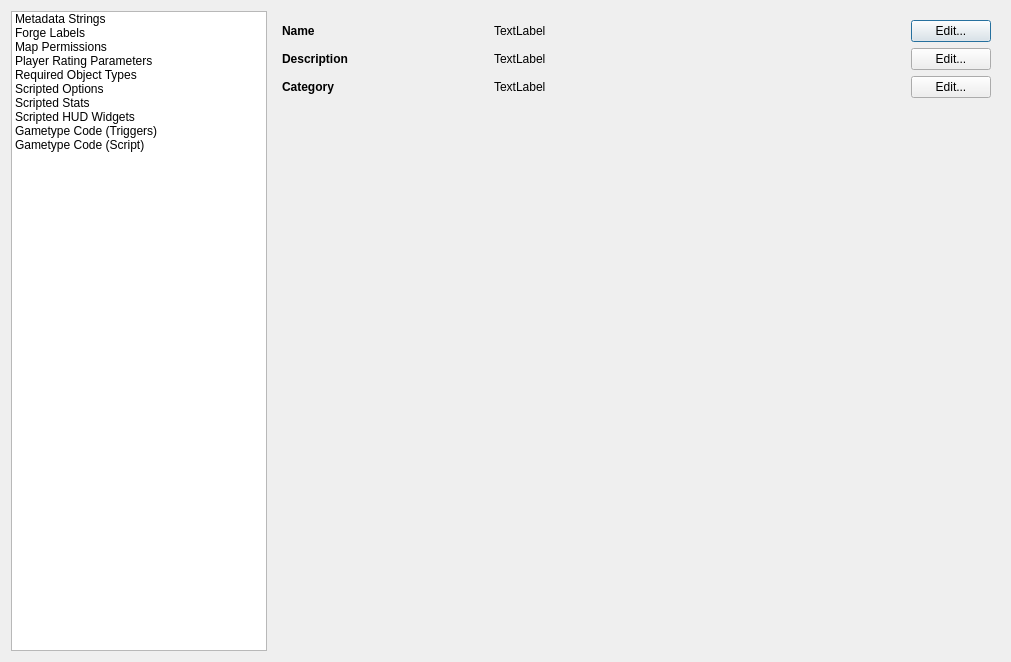
Before: the Qt Designer form native/src/ReachVariantTool/ui/script_editor.ui in DavidJCobb/ReachVariantEditor, drawn with Qt 5.
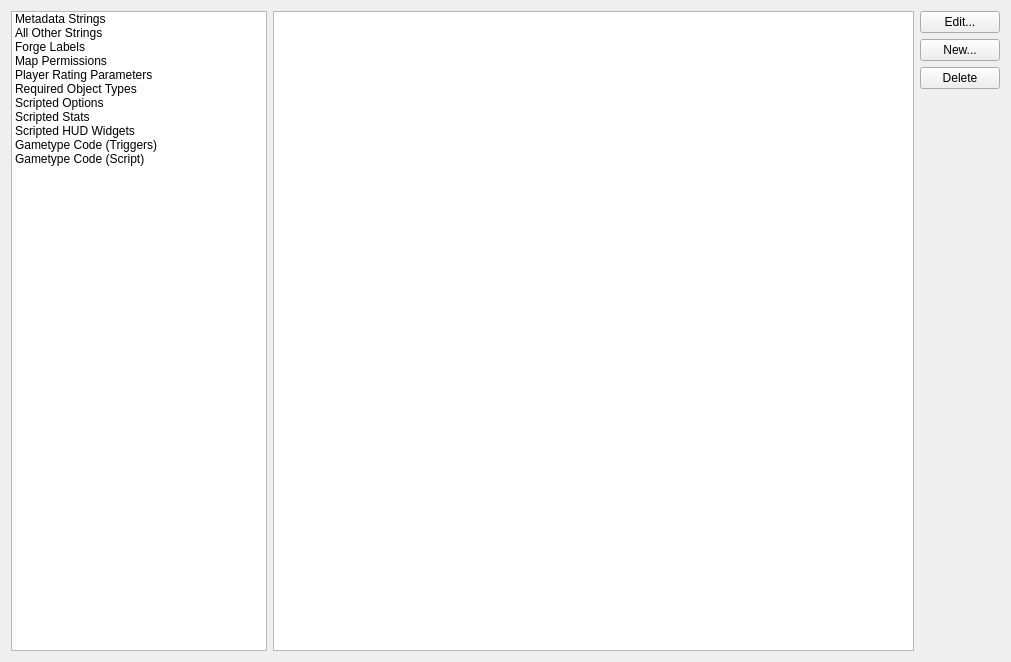
After: the same form once the commit is applied. The open tabs and pages were chosen to show the change. Custom widgets are drawn as their Qt base class.

Diff of the .ui file:
```diff
--- a/native/src/ReachVariantTool/ui/script_editor.ui
+++ b/native/src/ReachVariantTool/ui/script_editor.ui
@@ -24,6 +24,11 @@
        <set>ItemIsSelectable|ItemIsEnabled</set>
       </property>
      </item>
+     <item>
+      <property name="text">
+       <string>All Other Strings</string>
+      </property>
+     </item>
      <item>
       <property name="text">
        <string>Forge Labels</string>
@@ -255,6 +260,63 @@
        </item>
       </layout>
      </widget>
+     <widget class="QWidget" name="pageStringTable">
+      <layout class="QHBoxLayout" name="horizontalLayout_2">
+       <property name="leftMargin">
+        <number>0</number>
+       </property>
+       <property name="topMargin">
+        <number>0</number>
+       </property>
+       <property name="rightMargin">
+        <number>0</number>
+       </property>
+       <property name="bottomMargin">
+        <number>0</number>
+       </property>
+       <item>
+        <widget class="QListWidget" name="stringTableList"/>
+       </item>
+       <item>
+        <layout class="QVBoxLayout" name="verticalLayout">
+         <item>
+          <widget class="QPushButton" name="stringTableButtonEdit">
+           <property name="text">
+            <string>Edit...</string>
+           </property>
+          </widget>
+         </item>
+         <item>
+          <widget class="QPushButton" name="stringTableButtonNew">
+           <property name="text">
+            <string>New...</string>
+           </property>
+          </widget>
+         </item>
+         <item>
+          <widget class="QPushButton" name="stringTableButtonDelete">
+           <property name="text">
+            <string>Delete</string>
+           </property>
+          </widget>
+         </item>
+         <item>
+          <spacer name="verticalSpacer_2">
+           <property name="orientation">
+            <enum>Qt::Vertical</enum>
+           </property>
+           <property name="sizeHint" stdset="0">
+            <size>
+             <width>20</width>
+             <height>40</height>
+            </size>
+           </property>
+          </spacer>
+         </item>
+        </layout>
+       </item>
+      </layout>
+     </widget>
      <widget class="QWidget" name="pageForgeLabels">
       <layout class="QGridLayout" name="gridLayout">
        <property name="leftMargin">
```
